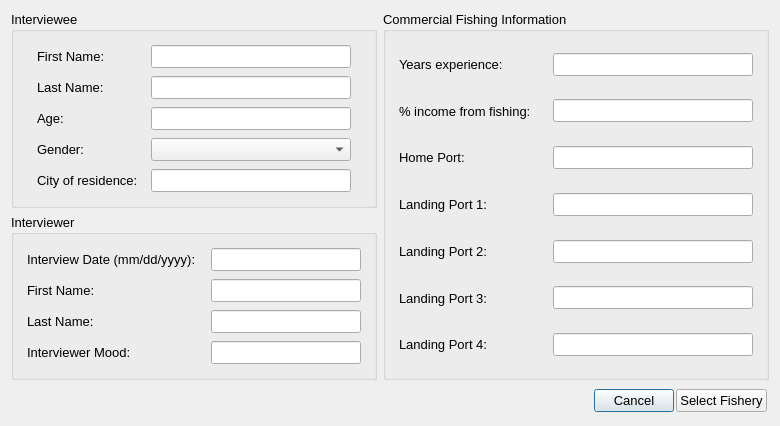
First picture: the form in oom_st_kitts_nevis/Interview/interviewstart.ui, repository Ecotrust/openoceanmap-desktop, before the edit.
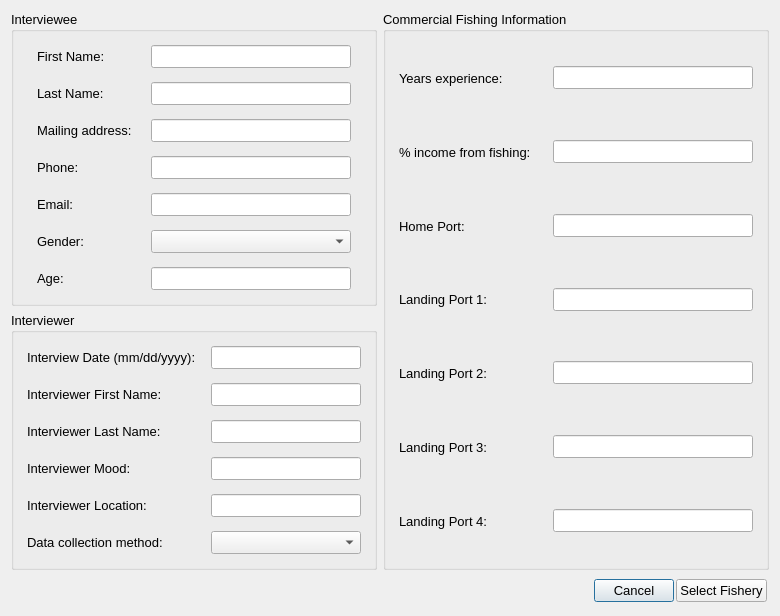
Second picture: the form after the edit.

What changed in the file:
```diff
--- a/oom_st_kitts_nevis/Interview/interviewstart.ui
+++ b/oom_st_kitts_nevis/Interview/interviewstart.ui
@@ -7,7 +7,7 @@
     <x>0</x>
     <y>0</y>
     <width>778</width>
-    <height>426</height>
+    <height>616</height>
    </rect>
   </property>
   <property name="windowTitle" >
@@ -31,9 +31,6 @@
             <string>Interviewee</string>
            </property>
            <layout class="QVBoxLayout" name="verticalLayout_2" >
-            <property name="spacing" >
-             <number>0</number>
-            </property>
             <item>
              <widget class="QWidget" native="1" name="interviewee_first_name" >
               <layout class="QHBoxLayout" >
@@ -141,8 +138,8 @@
              </widget>
             </item>
             <item>
-             <widget class="QWidget" native="1" name="age" >
-              <layout class="QHBoxLayout" >
+             <widget class="QWidget" native="1" name="address" >
+              <layout class="QHBoxLayout" name="_6" >
                <property name="spacing" >
                 <number>4</number>
                </property>
@@ -150,7 +147,7 @@
                 <number>4</number>
                </property>
                <item>
-                <widget class="QLabel" name="age_text" >
+                <widget class="QLabel" name="city_text_3" >
                  <property name="minimumSize" >
                   <size>
                    <width>100</width>
@@ -164,12 +161,118 @@
                   </size>
                  </property>
                  <property name="text" >
-                  <string>Age:</string>
+                  <string>Mailing address:</string>
                  </property>
                 </widget>
                </item>
                <item>
-                <widget class="QLineEdit" name="age_line" >
+                <widget class="QLineEdit" name="address_line" >
+                 <property name="enabled" >
+                  <bool>true</bool>
+                 </property>
+                 <property name="minimumSize" >
+                  <size>
+                   <width>200</width>
+                   <height>0</height>
+                  </size>
+                 </property>
+                 <property name="maximumSize" >
+                  <size>
+                   <width>200</width>
+                   <height>16777215</height>
+                  </size>
+                 </property>
+                 <property name="text" >
+                  <string/>
+                 </property>
+                </widget>
+               </item>
+              </layout>
+             </widget>
+            </item>
+            <item>
+             <widget class="QWidget" native="1" name="phone" >
+              <layout class="QHBoxLayout" name="_5" >
+               <property name="spacing" >
+                <number>4</number>
+               </property>
+               <property name="margin" >
+                <number>4</number>
+               </property>
+               <item>
+                <widget class="QLabel" name="city_text_2" >
+                 <property name="minimumSize" >
+                  <size>
+                   <width>100</width>
+                   <height>0</height>
+                  </size>
+                 </property>
+                 <property name="maximumSize" >
+                  <size>
+                   <width>100</width>
+                   <height>16777215</height>
+                  </size>
+                 </property>
+                 <property name="text" >
+                  <string>Phone:</string>
+                 </property>
+                </widget>
+               </item>
+               <item>
+                <widget class="QLineEdit" name="phone_line" >
+                 <property name="enabled" >
+                  <bool>true</bool>
+                 </property>
+                 <property name="minimumSize" >
+                  <size>
+                   <width>200</width>
+                   <height>0</height>
+                  </size>
+                 </property>
+                 <property name="maximumSize" >
+                  <size>
+                   <width>200</width>
+                   <height>16777215</height>
+                  </size>
+                 </property>
+                 <property name="text" >
+                  <string/>
+                 </property>
+                </widget>
+               </item>
+              </layout>
+             </widget>
+            </item>
+            <item>
+             <widget class="QWidget" native="1" name="email" >
+              <layout class="QHBoxLayout" name="_2" >
+               <property name="spacing" >
+                <number>4</number>
+               </property>
+               <property name="margin" >
+                <number>4</number>
+               </property>
+               <item>
+                <widget class="QLabel" name="city_text" >
+                 <property name="minimumSize" >
+                  <size>
+                   <width>100</width>
+                   <height>0</height>
+                  </size>
+                 </property>
+                 <property name="maximumSize" >
+                  <size>
+                   <width>100</width>
+                   <height>16777215</height>
+                  </size>
+                 </property>
+                 <property name="text" >
+                  <string>Email:</string>
+                 </property>
+                </widget>
+               </item>
+               <item>
+                <widget class="QLineEdit" name="email_line" >
                  <property name="enabled" >
                   <bool>true</bool>
                  </property>
@@ -250,8 +353,8 @@
              </widget>
             </item>
             <item>
-             <widget class="QWidget" native="1" name="age_2" >
-              <layout class="QHBoxLayout" name="_2" >
+             <widget class="QWidget" native="1" name="age" >
+              <layout class="QHBoxLayout" >
                <property name="spacing" >
                 <number>4</number>
                </property>
@@ -259,7 +362,7 @@
                 <number>4</number>
                </property>
                <item>
-                <widget class="QLabel" name="city_text" >
+                <widget class="QLabel" name="age_text" >
                  <property name="minimumSize" >
                   <size>
                    <width>100</width>
@@ -273,12 +376,12 @@
                   </size>
                  </property>
                  <property name="text" >
-                  <string>City of residence:</string>
+                  <string>Age:</string>
                  </property>
                 </widget>
                </item>
                <item>
-                <widget class="QLineEdit" name="city_line" >
+                <widget class="QLineEdit" name="age_line" >
                  <property name="enabled" >
                   <bool>true</bool>
                  </property>
@@ -316,9 +419,6 @@
             <string>Interviewer</string>
            </property>
            <layout class="QVBoxLayout" name="verticalLayout_5" >
-            <property name="spacing" >
-             <number>0</number>
-            </property>
             <item>
              <widget class="QWidget" native="1" name="interviewee_first_name_2" >
               <layout class="QHBoxLayout" name="_3" >
@@ -396,7 +496,7 @@
                   </size>
                  </property>
                  <property name="text" >
-                  <string>First Name:</string>
+                  <string>Interviewer First Name:</string>
                  </property>
                 </widget>
                </item>
@@ -449,7 +549,7 @@
                   </size>
                  </property>
                  <property name="text" >
-                  <string>Last Name:</string>
+                  <string>Interviewer Last Name:</string>
                  </property>
                 </widget>
                </item>
@@ -531,6 +631,115 @@
               </layout>
              </widget>
             </item>
+            <item>
+             <widget class="QWidget" native="1" name="interviewee_first_name_7" >
+              <layout class="QHBoxLayout" name="_13" >
+               <property name="spacing" >
+                <number>4</number>
+               </property>
+               <property name="margin" >
+                <number>4</number>
+               </property>
+               <item>
+                <widget class="QLabel" name="mood_text_3" >
+                 <property name="minimumSize" >
+                  <size>
+                   <width>180</width>
+                   <height>0</height>
+                  </size>
+                 </property>
+                 <property name="maximumSize" >
+                  <size>
+                   <width>180</width>
+                   <height>16777215</height>
+                  </size>
+                 </property>
+                 <property name="text" >
+                  <string>Interviewer Location:</string>
+                 </property>
+                </widget>
+               </item>
+               <item>
+                <widget class="QLineEdit" name="location_line" >
+                 <property name="enabled" >
+                  <bool>true</bool>
+                 </property>
+                 <property name="minimumSize" >
+                  <size>
+                   <width>150</width>
+                   <height>0</height>
+                  </size>
+                 </property>
+                 <property name="maximumSize" >
+                  <size>
+                   <width>150</width>
+                   <height>16777215</height>
+                  </size>
+                 </property>
+                 <property name="text" >
+                  <string/>
+                 </property>
+                </widget>
+               </item>
+              </layout>
+             </widget>
+            </item>
+            <item>
+             <widget class="QWidget" native="1" name="interviewee_first_name_6" >
+              <layout class="QHBoxLayout" name="_12" >
+               <property name="spacing" >
+                <number>4</number>
+               </property>
+               <property name="margin" >
+                <number>4</number>
+               </property>
+               <item>
+                <widget class="QLabel" name="mood_text_2" >
+                 <property name="minimumSize" >
+                  <size>
+                   <width>180</width>
+                   <height>0</height>
+                  </size>
+                 </property>
+                 <property name="maximumSize" >
+                  <size>
+                   <width>180</width>
+                   <height>16777215</height>
+                  </size>
+                 </property>
+                 <property name="text" >
+                  <string>Data collection method:</string>
+                 </property>
+                </widget>
+               </item>
+               <item>
+                <widget class="QComboBox" name="dataMethod_comboBox" >
+                 <property name="maximumSize" >
+                  <size>
+                   <width>150</width>
+                   <height>16777215</height>
+                  </size>
+                 </property>
+                 <item>
+                  <property name="text" >
+                   <string/>
+                  </property>
+                 </item>
+                 <item>
+                  <property name="text" >
+                   <string>electronic</string>
+                  </property>
+                 </item>
+                 <item>
+                  <property name="text" >
+                   <string>hard copy</string>
+                  </property>
+                 </item>
+                </widget>
+               </item>
+              </layout>
+             </widget>
+            </item>
            </layout>
           </widget>
          </item>
```
Left out of the diff: 5 changed lines with no effect on the pictures.
